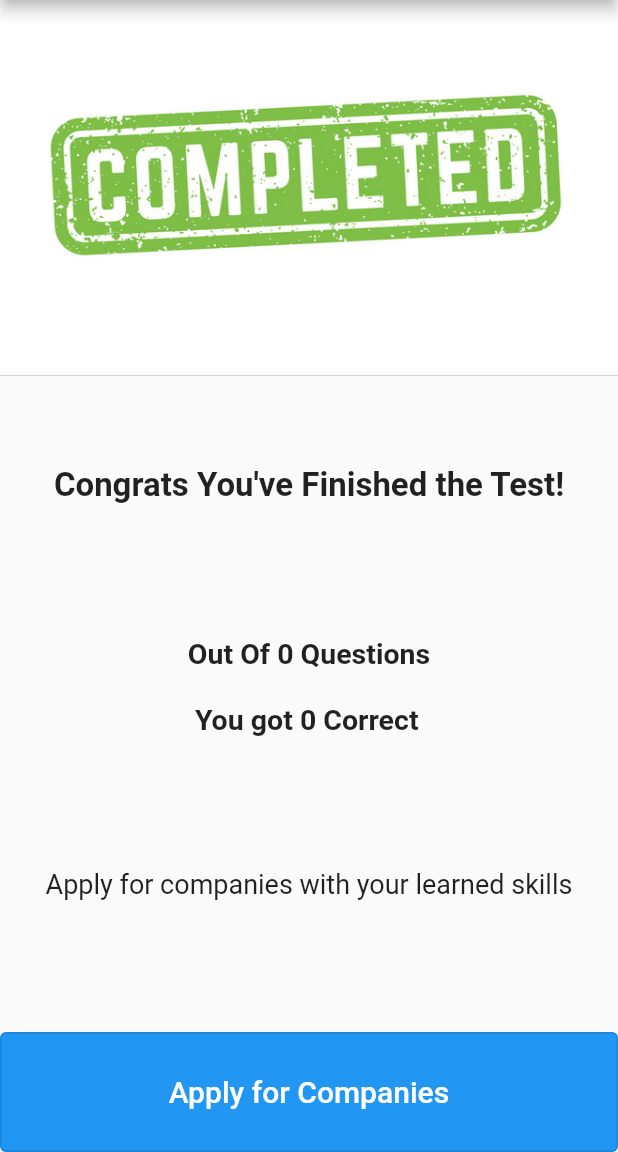
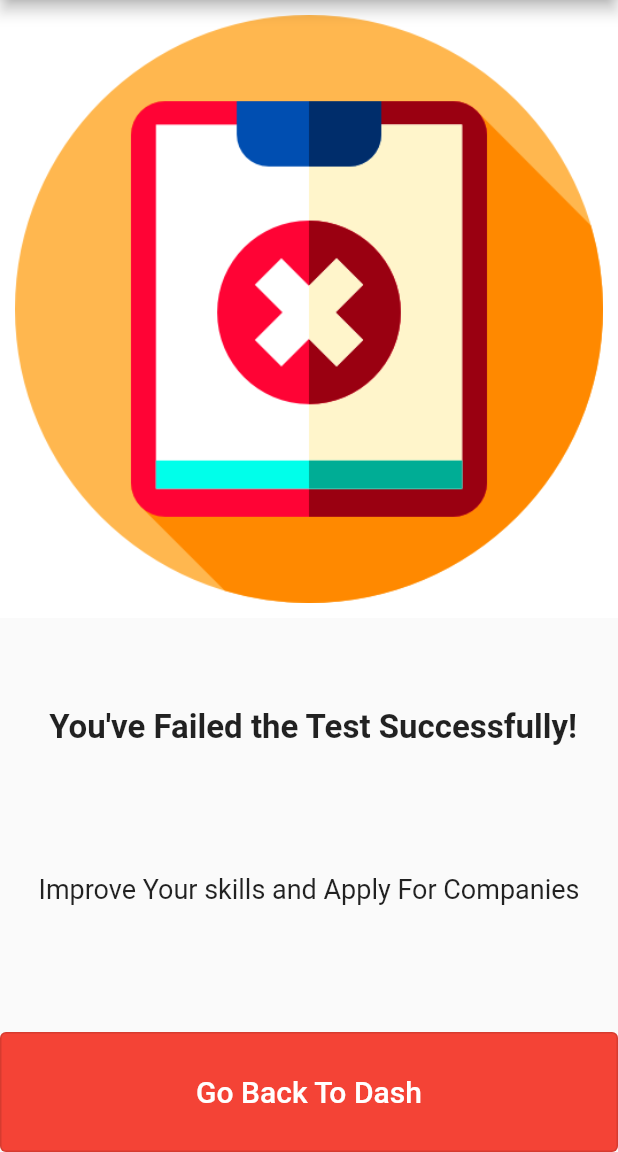
Before and after one commit to VenkateshK22/platr, a Flutter app: the QuizPlay screen opened directly with empty values, after a tap on the "check" icon, on a phone screen of 412 x 824 dp, the part 84-1236 px from its top. Run offline on Flutter 3.47's test engine with Material 2 defaults, Android fonts, the phone set to English and light mode, and no system bars; our stand-ins replace cloud_firestore, firebase_auth, firebase_core, fluttertoast, google_fonts, random_string and 1 more; accounts and stored records are empty; Roboto replaces fonts that are missing (Asap).

Commit message:
done working on web part
web and android part is now working

```diff
--- a/lib/quiz/Quiz_Play.dart
+++ b/lib/quiz/Quiz_Play.dart
@@ -2,6 +2,7 @@ import 'package:cloud_firestore/cloud_firestore.dart';
 import 'package:flutter/material.dart';
 import 'package:pla_tr/models/questionModel.dart';
 import 'package:pla_tr/quiz/ResultsPage.dart';
+import 'package:pla_tr/quiz/failedpage.dart';
 import 'package:pla_tr/services/database.dart';
 import 'package:pla_tr/widgets/QuizWidgets.dart';
 import 'package:pla_tr/widgets/QuizplayWidget.dart';
@@ -134,6 +135,7 @@ class _QuizPlayState extends State<QuizPlay> {
       floatingActionButton: FloatingActionButton(
         child: Icon(Icons.check),
         onPressed: () {
+          if (correct > 5) {
             Navigator.pushReplacement(
               context,
               MaterialPageRoute(
@@ -144,6 +146,13 @@ class _QuizPlayState extends State<QuizPlay> {
                     level: widget.level),
               ),
             );
+          } else {
+            Navigator.pushReplacement(
+                context,
+                MaterialPageRoute(
+                  builder: (context) => FAiledtoScore(),
+                ));
+          }
         },
       ),
     );
--- /dev/null
+++ b/lib/quiz/failedpage.dart
@@ -0,0 +1,76 @@
+import 'package:flutter/material.dart';
+import 'package:pla_tr/studentpages/CourseProvider/CoursePageHome.dart';
+import 'package:pla_tr/widgets/QuizWidgets.dart';
+
+class FAiledtoScore extends StatefulWidget {
+  @override
+  _FAiledtoScoreState createState() => _FAiledtoScoreState();
+}
+
+class _FAiledtoScoreState extends State<FAiledtoScore> {
+  @override
+  Widget build(BuildContext context) {
+    return Scaffold(
+      appBar: AppBar(
+        title: AppLogo(),
+      ),
+      body: Container(
+        child: Center(
+          child: Column(
+            //crossAxisAlignment: CrossAxisAlignment.stretch,
+            children: [
+              Container(
+                padding: EdgeInsets.all(10),
+                color: Colors.white,
+                child: ClipRRect(
+                  child: Image.asset("assets/images/clipboard.png"),
+                ),
+              ),
+              Container(
+                padding: EdgeInsets.only(top: 60),
+                child: Center(
+                  child: Text(
+                    " You've Failed the Test Successfully!",
+                    style: TextStyle(
+                      fontSize: 22,
+                      fontWeight: FontWeight.bold,
+                    ),
+                  ),
+                ),
+              ),
+              Spacer(),
+              Container(
+                child: Center(
+                  child: Text(
+                    "Improve Your skills and Apply For Companies",
+                    style: TextStyle(
+                      fontSize: 18,
+                    ),
+                  ),
+                ),
+              ),
+              Spacer(),
+              Container(
+                width: double.infinity,
+                height: 80,
+                child: OutlinedButton(
+                    style: ButtonStyle(
+                        elevation:
+                            MaterialStateProperty.resolveWith((states) => 0.0),
+                        backgroundColor: MaterialStateProperty.resolveWith(
+                            (states) => Colors.red)),
+                    onPressed: () {
+                      Navigator.pushNamed(context, CoursePage.id);
+                    },
+                    child: Text(
+                      "Go Back To Dash",
+                      style: TextStyle(color: Colors.white, fontSize: 20),
+                    )),
+              ),
+            ],
+          ),
+        ),
+      ),
+    );
+  }
+}
--- a/lib/widgets/QuizplayWidget.dart
+++ b/lib/widgets/QuizplayWidget.dart
@@ -15,7 +15,7 @@ class _OptionTileState extends State<OptionTile> {
   Widget build(BuildContext context) {
     return Container(
       padding: EdgeInsets.symmetric(horizontal: 20, vertical: 10),
-      child: Row(
+      child: Wrap(
         children: [
           Container(
             height: 28,
```
Also changed, not shown: assets/images/clipboard.png (added), 1 other file. Lines whose indentation alone changed are shown as unchanged.
